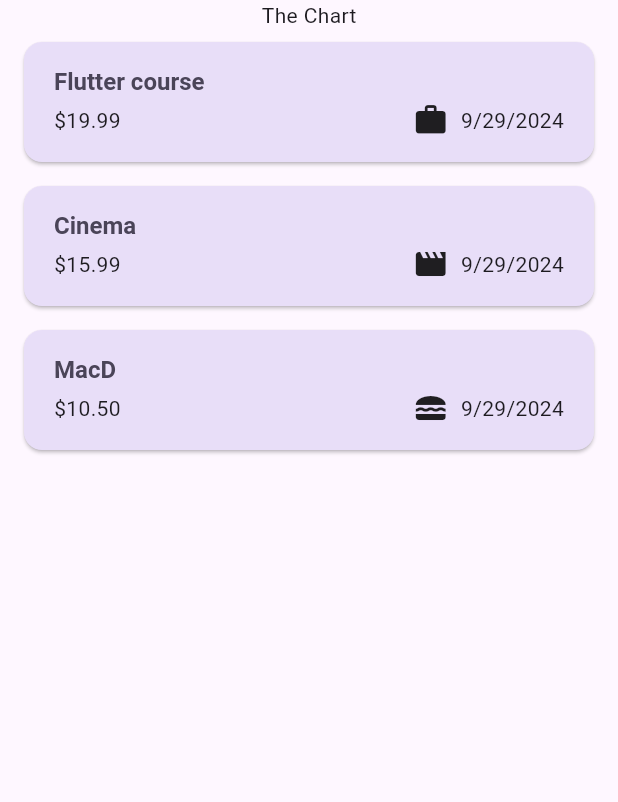
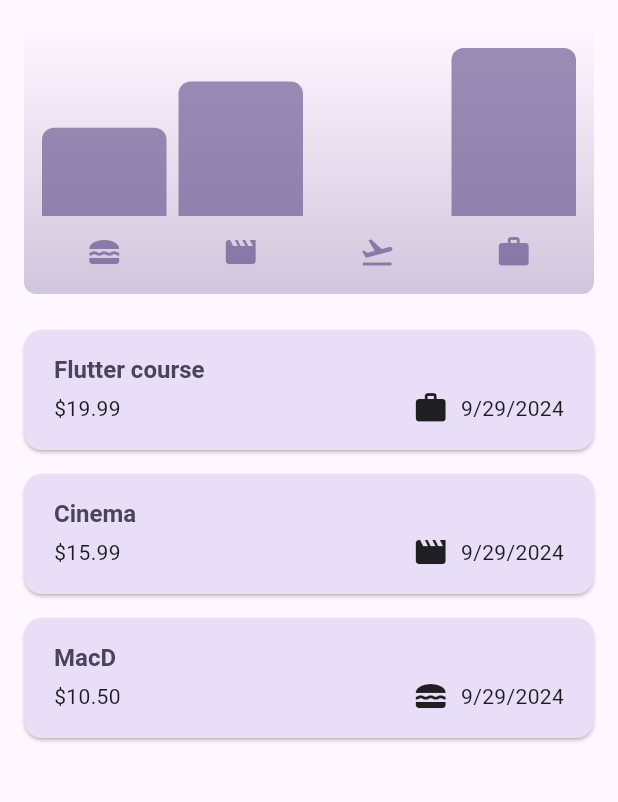
Before and after one commit to DanielNeset/expense_tracker, a Flutter app: the screen it shows after launch, on a phone screen of 412 x 824 dp, the part 84-886 px from its top. Run offline on Flutter 3.47's test engine with Material 3 defaults, Android fonts, the phone set to English and light mode, and no system bars.

Commit message:
Added chart to the app with categories

```diff
--- a/lib/models/expense.dart
+++ b/lib/models/expense.dart
@@ -34,3 +34,25 @@ class Expense {
     return formatter.format(date);
   }
 }
+
+class ExpenseBucket {
+  const ExpenseBucket({required this.category, required this.expenses});
+
+  ExpenseBucket.forCategory(List<Expense> allExpenses, this.category)
+      : expenses = allExpenses
+            .where((expense) => expense.category == category)
+            .toList();
+
+  final Category category;
+  final List<Expense> expenses;
+
+  double get totalExpenses {
+    double sum = 0;
+
+    for (final expense in expenses) {
+      sum += expense.amount;
+    }
+
+    return sum;
+  }
+}
--- /dev/null
+++ b/lib/widgets/chart/chart.dart
@@ -0,0 +1,95 @@
+import 'package:flutter/material.dart';
+
+import 'package:expense_tracker/widgets/chart/chart_bar.dart';
+import 'package:expense_tracker/models/expense.dart';
+
+class Chart extends StatelessWidget {
+  const Chart({super.key, required this.expenses});
+
+  final List<Expense> expenses;
+
+  List<ExpenseBucket> get buckets {
+    return [
+      ExpenseBucket.forCategory(expenses, Category.food),
+      ExpenseBucket.forCategory(expenses, Category.leisure),
+      ExpenseBucket.forCategory(expenses, Category.travel),
+      ExpenseBucket.forCategory(expenses, Category.work),
+    ];
+  }
+
+  double get maxTotalExpense {
+    double maxTotalExpense = 0;
+
+    for (final bucket in buckets) {
+      if (bucket.totalExpenses > maxTotalExpense) {
+        maxTotalExpense = bucket.totalExpenses;
+      }
+    }
+
+    return maxTotalExpense;
+  }
+
+  @override
+  Widget build(BuildContext context) {
+    final isDarkMode =
+        MediaQuery.of(context).platformBrightness == Brightness.dark;
+    return Container(
+      margin: const EdgeInsets.all(16),
+      padding: const EdgeInsets.symmetric(
+        vertical: 16,
+        horizontal: 8,
+      ),
+      width: double.infinity,
+      height: 180,
+      decoration: BoxDecoration(
+        borderRadius: BorderRadius.circular(8),
+        gradient: LinearGradient(
+          colors: [
+            Theme.of(context).colorScheme.primary.withOpacity(0.3),
+            Theme.of(context).colorScheme.primary.withOpacity(0.0)
+          ],
+          begin: Alignment.bottomCenter,
+          end: Alignment.topCenter,
+        ),
+      ),
+      child: Column(
+        children: [
+          Expanded(
+            child: Row(
+              crossAxisAlignment: CrossAxisAlignment.end,
+              children: [
+                for (final bucket in buckets) // alternative to map()
+                  ChartBar(
+                    fill: bucket.totalExpenses == 0
+                        ? 0
+                        : bucket.totalExpenses / maxTotalExpense,
+                  )
+              ],
+            ),
+          ),
+          const SizedBox(height: 12),
+          Row(
+            children: buckets
+                .map(
+                  (bucket) => Expanded(
+                    child: Padding(
+                      padding: const EdgeInsets.symmetric(horizontal: 4),
+                      child: Icon(
+                        categoryIcons[bucket.category],
+                        color: isDarkMode
+                            ? Theme.of(context).colorScheme.secondary
+                            : Theme.of(context)
+                                .colorScheme
+                                .primary
+                                .withOpacity(0.7),
+                      ),
+                    ),
+                  ),
+                )
+                .toList(),
+          )
+        ],
+      ),
+    );
+  }
+}
--- /dev/null
+++ b/lib/widgets/chart/chart_bar.dart
@@ -0,0 +1,34 @@
+import 'package:flutter/material.dart';
+
+class ChartBar extends StatelessWidget {
+  const ChartBar({
+    super.key,
+    required this.fill,
+  });
+
+  final double fill;
+
+  @override
+  Widget build(BuildContext context) {
+    final isDarkMode =
+        MediaQuery.of(context).platformBrightness == Brightness.dark;
+    return Expanded(
+      child: Padding(
+        padding: const EdgeInsets.symmetric(horizontal: 4),
+        child: FractionallySizedBox(
+          heightFactor: fill,
+          child: DecoratedBox(
+            decoration: BoxDecoration(
+              shape: BoxShape.rectangle,
+              borderRadius:
+                  const BorderRadius.vertical(top: Radius.circular(8)),
+              color: isDarkMode
+                  ? Theme.of(context).colorScheme.secondary
+                  : Theme.of(context).colorScheme.primary.withOpacity(0.65),
+            ),
+          ),
+        ),
+      ),
+    );
+  }
+}
--- a/lib/widgets/expenses.dart
+++ b/lib/widgets/expenses.dart
@@ -1,3 +1,4 @@
+import 'package:expense_tracker/widgets/chart/chart.dart';
 import 'package:expense_tracker/widgets/expenses_list/expenses_list.dart';
 import 'package:expense_tracker/widgets/new_expense.dart';
 import 'package:flutter/material.dart';
@@ -95,7 +96,7 @@ class _ExpensesState extends State<Expenses> {
       ),
       body: Column(
         children: [
-          const Text('The Chart'),
+          Chart(expenses: _registeredExpenses),
           Expanded(
             child: mainContent,
           ),
```
